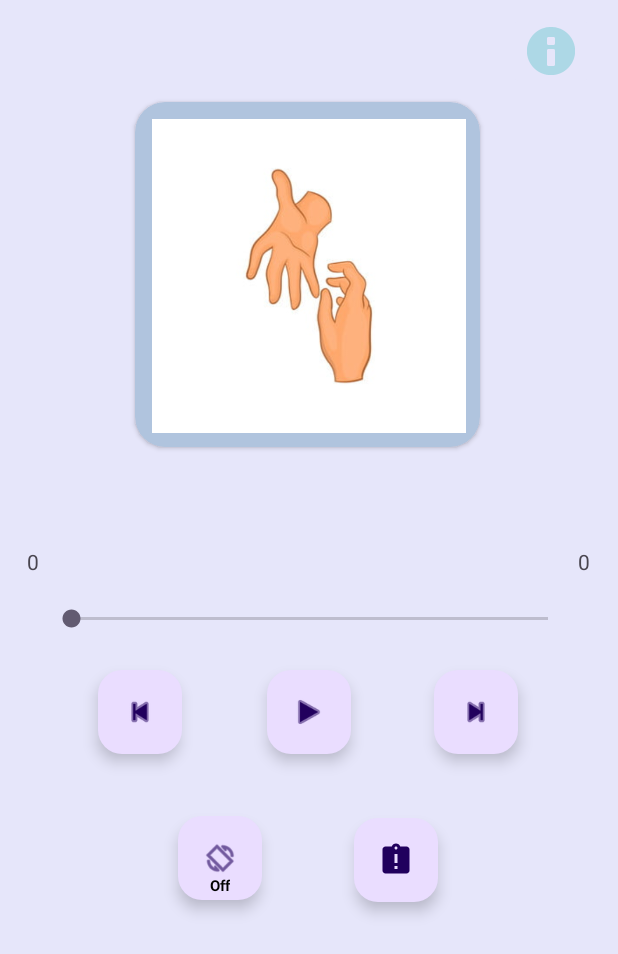
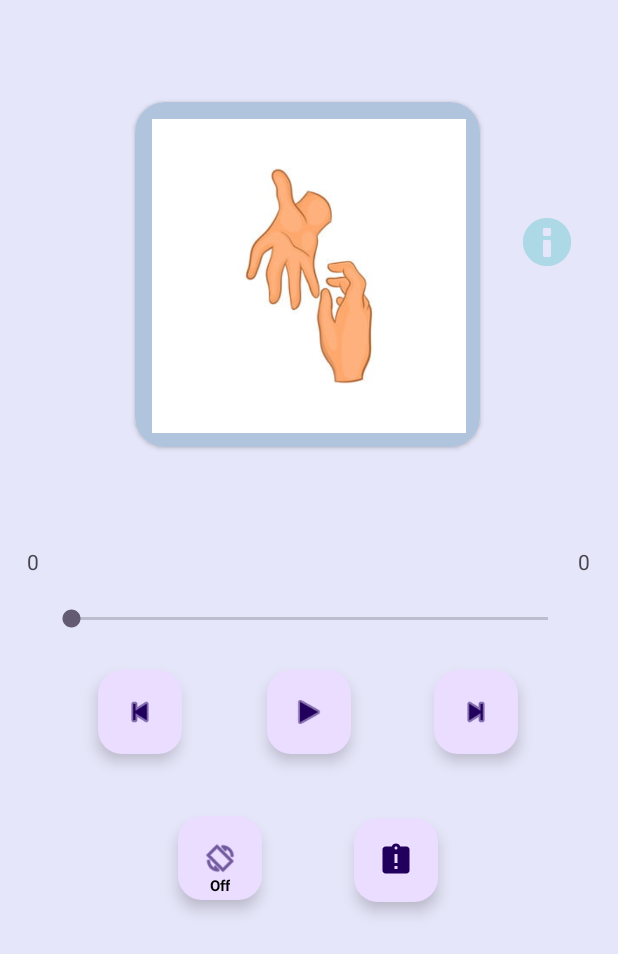
Before and after one commit to shahil-sk/BasicMusic, an Android app: the screen it shows after launch (MainActivity), on a phone screen of 412 x 824 dp. Shown: the top 954 px of the screen. Run offline under Robolectric (Android 15) with nearby library versions, the phone set to English and light mode, and no system bars.

Commit message:
Minor Changes

```diff
--- a/app/src/main/res/layout/activity_main.xml
+++ b/app/src/main/res/layout/activity_main.xml
@@ -194,11 +194,12 @@
         android:layout_height="wrap_content"
         android:backgroundTint="@color/Lavender"
         android:tint="@color/LightBlue"
-        app:layout_constraintBottom_toTopOf="@+id/cardView"
+        app:layout_constraintBottom_toBottomOf="parent"
         app:layout_constraintEnd_toEndOf="parent"
-        app:layout_constraintHorizontal_bias="0.954"
+        app:layout_constraintHorizontal_bias="0.946"
         app:layout_constraintStart_toStartOf="parent"
         app:layout_constraintTop_toTopOf="parent"
+        app:layout_constraintVertical_bias="0.175"
         app:srcCompat="@android:drawable/ic_dialog_info" />
 
 </androidx.constraintlayout.widget.ConstraintLayout>
```
